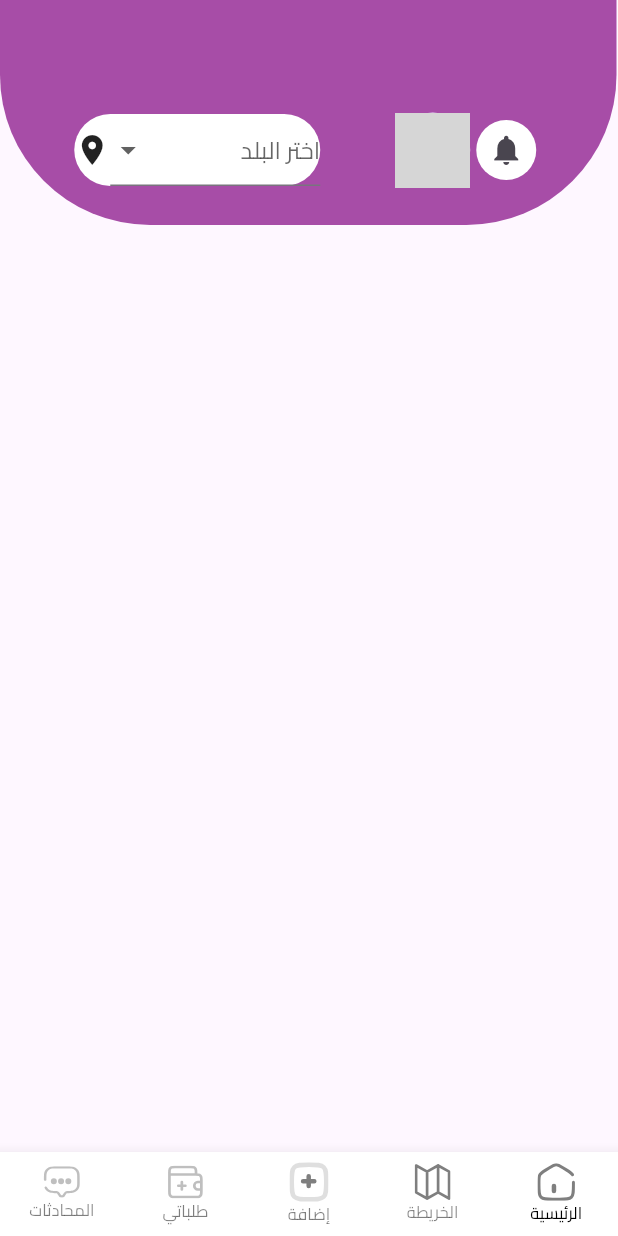
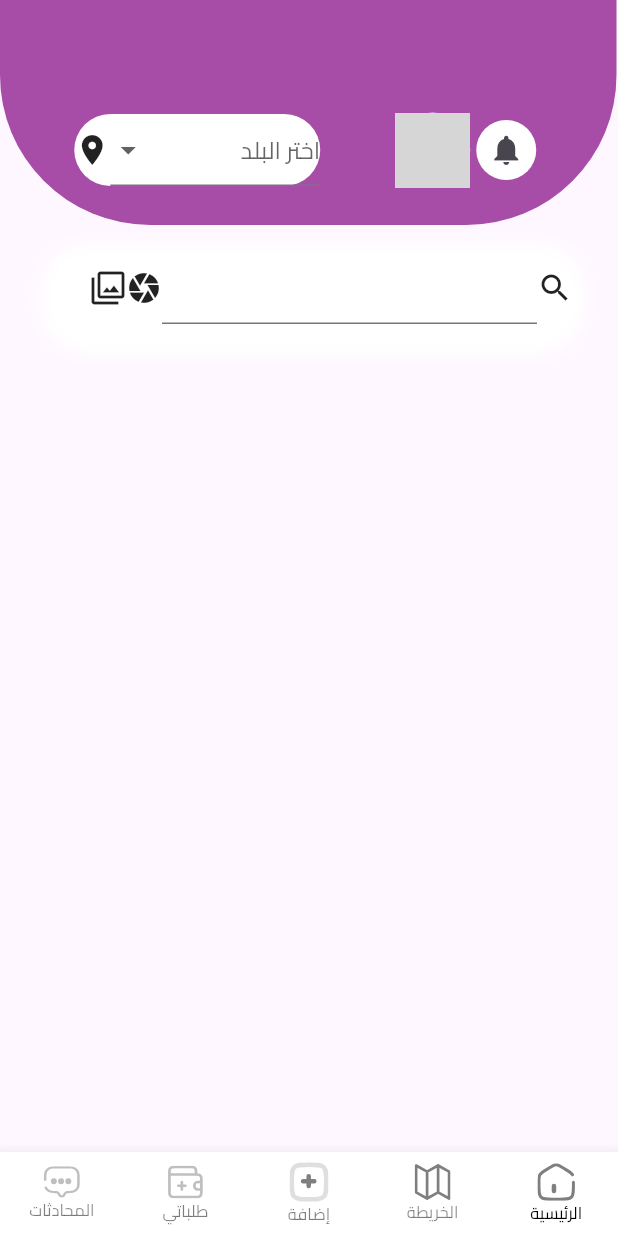
Before and after one commit to AYHM13x/nawy_app, a Flutter app: the screen it shows after launch, on a phone screen of 412 x 824 dp. Run offline on Flutter 3.47's test engine with Material 3 defaults, Android fonts, the phone set to English and light mode, and no system bars; our stand-ins replace dio, flutter_map, flutter_svg, gap, latlong2, modal_progress_hud_nsn; project files that could hold a hidden picture were left out; grey boxes are pictures that could not be loaded.

Commit message:
finish custom searsh

```diff
--- a/lib/features/_2_home/presentation/views/bodies/first_page/first_page_body.dart
+++ b/lib/features/_2_home/presentation/views/bodies/first_page/first_page_body.dart
@@ -1,14 +1,23 @@
 import 'package:flutter/material.dart';
 import 'package:nawy_app/core/utlis/assets/app_colors.dart';
 import 'package:nawy_app/features/_2_home/presentation/views/bodies/first_page/widgets/custom_head.dart';
+import 'package:nawy_app/features/_2_home/presentation/views/bodies/first_page/widgets/custom_searsh.dart';
+import 'package:nawy_app/features/_3_filter/bodies/filter_view_body.dart';
+import 'package:nawy_app/features/_3_filter/filter_view.dart';
 
 class FirstPagebody extends StatelessWidget {
   const FirstPagebody({super.key});
 
   @override
   Widget build(BuildContext context) {
-    return Column(
-      children: [CustomHead()],
+    return const Column(
+      children: [
+        CustomHead(),
+        SizedBox(
+          height: 10,
+        ),
+        customSearsh(),
+      ],
     );
   }
 }
--- /dev/null
+++ b/lib/features/_2_home/presentation/views/bodies/first_page/widgets/custom_searsh.dart
@@ -0,0 +1,38 @@
+import 'package:flutter/material.dart';
+
+class customSearsh extends StatelessWidget {
+  const customSearsh({super.key});
+
+  @override
+  Widget build(BuildContext context) {
+    return Container(
+      width: 353,
+      height: 64,
+      decoration: const BoxDecoration(
+        boxShadow: [
+          BoxShadow(
+            color: Colors.white,
+            spreadRadius: 5,
+            blurRadius: 7,
+            offset: Offset(3, 7), // changes position of shadow
+          ),
+        ],
+        borderRadius: BorderRadius.all(Radius.circular(32)),
+      ),
+      child: Row(
+        children: [
+          GestureDetector(
+            child: const Icon(Icons.search),
+          ),
+          Container(width: 250, child: const TextField()),
+          GestureDetector(
+            child: const Icon(Icons.camera),
+          ),
+          GestureDetector(
+            child: const Icon(Icons.filter),
+          ),
+        ],
+      ),
+    );
+  }
+}
```
